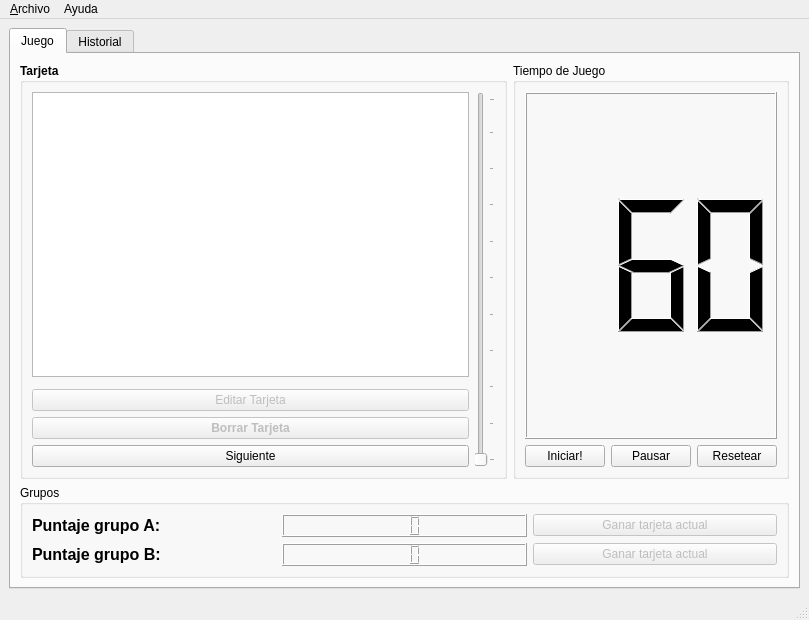
First picture: the form in mainWindow.ui, repository ivanalejandro0/taboowords.v1, before the edit.
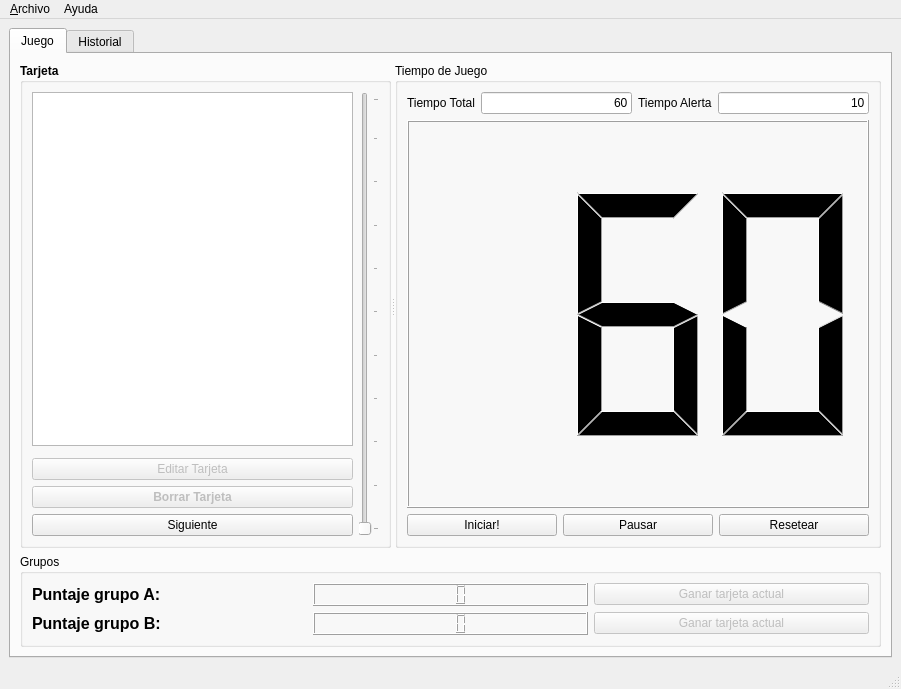
Second picture: the form after the edit. Custom widgets are drawn as their Qt base class.

Commit message: gui improving, card deleting enabled, adjustable timer and more little improvements

```diff
--- a/mainWindow.ui
+++ b/mainWindow.ui
@@ -9,8 +9,8 @@
    <rect>
     <x>0</x>
     <y>0</y>
-    <width>809</width>
-    <height>620</height>
+    <width>901</width>
+    <height>689</height>
    </rect>
   </property>
   <property name="windowTitle">
@@ -29,7 +29,17 @@
        </attribute>
        <layout class="QGridLayout" name="gridLayout_5">
         <item row="0" column="0">
+         <widget class="QSplitter" name="splitter">
+          <property name="orientation">
+           <enum>Qt::Horizontal</enum>
+          </property>
          <widget class="QGroupBox" name="gbTarjeta">
+           <property name="sizePolicy">
+            <sizepolicy hsizetype="Preferred" vsizetype="Preferred">
+             <horstretch>0</horstretch>
+             <verstretch>0</verstretch>
+            </sizepolicy>
+           </property>
           <property name="font">
            <font>
             <weight>75</weight>
@@ -107,15 +117,69 @@
            </item>
           </layout>
          </widget>
-        </item>
-        <item row="0" column="1">
          <widget class="QGroupBox" name="gbTiempo">
+           <property name="sizePolicy">
+            <sizepolicy hsizetype="Preferred" vsizetype="Preferred">
+             <horstretch>0</horstretch>
+             <verstretch>0</verstretch>
+            </sizepolicy>
+           </property>
           <property name="title">
            <string>Tiempo de Juego</string>
           </property>
-          <layout class="QGridLayout" name="gridTiempo">
-           <item row="0" column="0" colspan="3">
-            <widget class="QLCDNumber" name="lcdTiempo">
+           <layout class="QGridLayout" name="gridLayout_8">
+            <item row="0" column="0">
+             <layout class="QGridLayout" name="gridLayout_7">
+              <item row="1" column="1">
+               <widget class="QLineEdit" name="leTiempoTotal">
+                <property name="inputMask">
+                 <string>##; </string>
+                </property>
+                <property name="text">
+                 <string>60</string>
+                </property>
+                <property name="alignment">
+                 <set>Qt::AlignRight|Qt::AlignTrailing|Qt::AlignVCenter</set>
+                </property>
+               </widget>
+              </item>
+              <item row="1" column="3">
+               <widget class="QLineEdit" name="leTiempoAlerta">
+                <property name="inputMask">
+                 <string>##; </string>
+                </property>
+                <property name="text">
+                 <string>10</string>
+                </property>
+                <property name="alignment">
+                 <set>Qt::AlignRight|Qt::AlignTrailing|Qt::AlignVCenter</set>
+                </property>
+               </widget>
+              </item>
+              <item row="1" column="0">
+               <widget class="QLabel" name="label">
+                <property name="text">
+                 <string>Tiempo Total</string>
+                </property>
+               </widget>
+              </item>
+              <item row="1" column="2">
+               <widget class="QLabel" name="label_2">
+                <property name="text">
+                 <string>Tiempo Alerta</string>
+                </property>
+               </widget>
+              </item>
+             </layout>
+            </item>
+            <item row="1" column="0">
+             <widget class="QTemporizador" name="lcdTiempo">
+              <property name="sizePolicy">
+               <sizepolicy hsizetype="Expanding" vsizetype="Expanding">
+                <horstretch>0</horstretch>
+                <verstretch>0</verstretch>
+               </sizepolicy>
+              </property>
              <property name="font">
               <font>
                <weight>50</weight>
@@ -133,21 +197,23 @@
              </property>
             </widget>
            </item>
-           <item row="1" column="0">
+            <item row="2" column="0">
+             <layout class="QHBoxLayout" name="horizontalLayout">
+              <item>
             <widget class="QPushButton" name="pbIniciarTiempo">
              <property name="text">
               <string>Iniciar!</string>
              </property>
             </widget>
            </item>
-           <item row="1" column="1">
+              <item>
             <widget class="QPushButton" name="pbPausarTiempo">
              <property name="text">
               <string>Pausar</string>
              </property>
             </widget>
            </item>
-           <item row="1" column="2">
+              <item>
             <widget class="QPushButton" name="pbResetearTiempo">
              <property name="text">
               <string>Resetear</string>
@@ -155,10 +221,19 @@
             </widget>
            </item>
           </layout>
-         </widget>
+            </item>
+           </layout>
+          </widget>
+         </widget>
         </item>
-        <item row="1" column="0" colspan="2">
+        <item row="1" column="0">
          <widget class="QGroupBox" name="groupBox">
+          <property name="sizePolicy">
+           <sizepolicy hsizetype="Minimum" vsizetype="Maximum">
+            <horstretch>0</horstretch>
+            <verstretch>0</verstretch>
+           </sizepolicy>
+          </property>
           <property name="title">
            <string>Grupos</string>
           </property>
@@ -444,7 +519,7 @@
     <rect>
      <x>0</x>
      <y>0</y>
-     <width>809</width>
+     <width>901</width>
      <height>23</height>
     </rect>
    </property>
@@ -490,6 +565,13 @@
    </property>
   </action>
  </widget>
+ <customwidgets>
+  <customwidget>
+   <class>QTemporizador</class>
+   <extends>QLCDNumber</extends>
+   <header>QTemporizador</header>
+  </customwidget>
+ </customwidgets>
  <tabstops>
   <tabstop>tabWidget</tabstop>
   <tabstop>tePalabra</tabstop>
```
Lines whose indentation alone changed are shown as unchanged. The commit also changes 3 other files.
